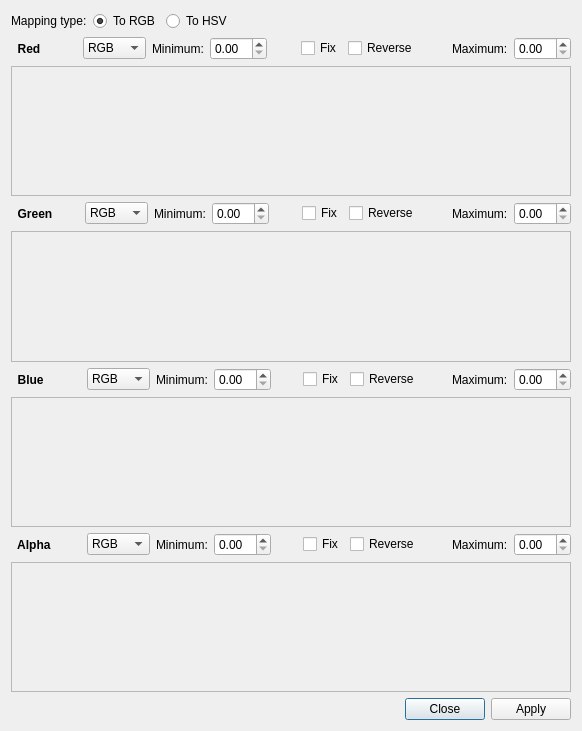
CloudCompare/CloudCompare, file qCC/ui_templates/colorFromScalarDlg.ui: the form before one commit.
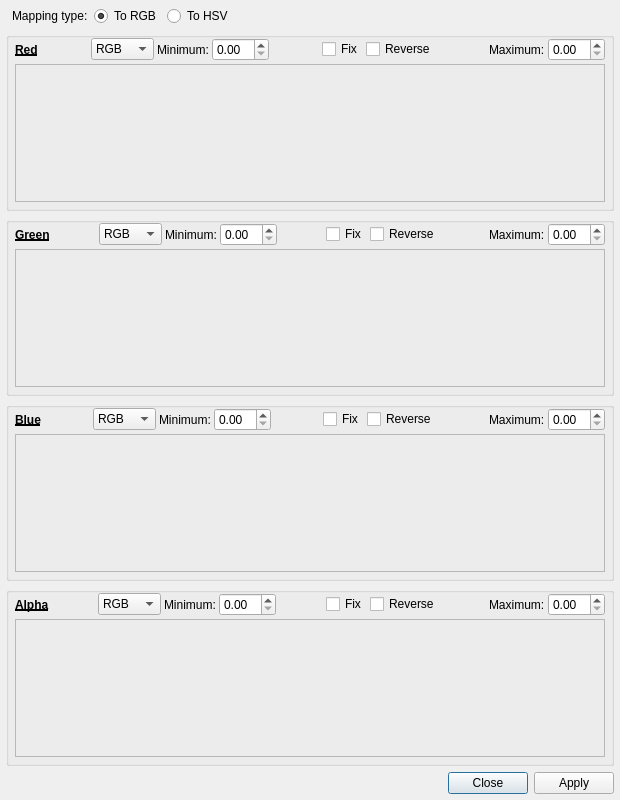
The form after the commit.

Commit message:
Adjust layout of the Color From Scale dialog
- the macOS version wasn't giving much room to the histograms, making it difficult to work with
- maximize the space the histograms take up (removing padding/margins, etc.)
- change default height of dialog to 800 pixels
- also fix a memory leak

```diff
--- a/qCC/ui_templates/colorFromScalarDlg.ui
+++ b/qCC/ui_templates/colorFromScalarDlg.ui
@@ -6,16 +6,34 @@
    <rect>
     <x>0</x>
     <y>0</y>
-    <width>582</width>
-    <height>731</height>
+    <width>620</width>
+    <height>800</height>
    </rect>
   </property>
   <property name="windowTitle">
    <string>Color from Scalar Fields</string>
   </property>
   <layout class="QVBoxLayout" name="verticalLayout">
+   <property name="spacing">
+    <number>6</number>
+   </property>
+   <property name="leftMargin">
+    <number>6</number>
+   </property>
+   <property name="topMargin">
+    <number>6</number>
+   </property>
+   <property name="rightMargin">
+    <number>6</number>
+   </property>
+   <property name="bottomMargin">
+    <number>6</number>
+   </property>
    <item>
     <layout class="QHBoxLayout" name="horizontalLayout">
+     <property name="leftMargin">
+      <number>6</number>
+     </property>
      <item>
       <widget class="QLabel" name="label">
        <property name="text">
@@ -56,6 +74,36 @@
     </layout>
    </item>
    <item>
+    <widget class="QGroupBox" name="mRedGroupBox">
+     <property name="sizePolicy">
+      <sizepolicy hsizetype="Preferred" vsizetype="Expanding">
+       <horstretch>0</horstretch>
+       <verstretch>0</verstretch>
+      </sizepolicy>
+     </property>
+     <property name="font">
+      <font>
+       <weight>50</weight>
+       <bold>false</bold>
+      </font>
+     </property>
+     <layout class="QVBoxLayout" name="verticalLayout_2">
+      <property name="spacing">
+       <number>3</number>
+      </property>
+      <property name="leftMargin">
+       <number>6</number>
+      </property>
+      <property name="topMargin">
+       <number>0</number>
+      </property>
+      <property name="rightMargin">
+       <number>6</number>
+      </property>
+      <property name="bottomMargin">
+       <number>6</number>
+      </property>
+      <item>
     <layout class="QHBoxLayout" name="horizontalLayout_2">
      <item>
       <widget class="QLabel" name="labelR">
@@ -63,24 +111,22 @@
         <font>
          <weight>75</weight>
          <bold>true</bold>
+            <underline>true</underline>
         </font>
        </property>
        <property name="text">
-        <string>  Red  </string>
+           <string>Red</string>
        </property>
       </widget>
      </item>
      <item>
-      <spacer name="horizontalSpacer_2">
+         <spacer name="horizontalSpacer">
        <property name="orientation">
         <enum>Qt::Horizontal</enum>
        </property>
-       <property name="sizeType">
-        <enum>QSizePolicy::Fixed</enum>
-       </property>
        <property name="sizeHint" stdset="0">
         <size>
-         <width>30</width>
+            <width>40</width>
          <height>20</height>
         </size>
        </property>
@@ -177,14 +223,41 @@
    </item>
    <item>
     <widget class="QFrame" name="histoFrameR">
+        <property name="sizePolicy">
+         <sizepolicy hsizetype="Preferred" vsizetype="Expanding">
+          <horstretch>0</horstretch>
+          <verstretch>0</verstretch>
+         </sizepolicy>
+        </property>
      <property name="frameShape">
       <enum>QFrame::StyledPanel</enum>
      </property>
-     <property name="frameShadow">
-      <enum>QFrame::Raised</enum>
-     </property>
-    </widget>
-   </item>
+       </widget>
+      </item>
+     </layout>
+    </widget>
+   </item>
+   <item>
+    <widget class="QGroupBox" name="mGreenGroupBox">
+     <property name="title">
+      <string/>
+     </property>
+     <layout class="QVBoxLayout" name="verticalLayout_3">
+      <property name="spacing">
+       <number>3</number>
+      </property>
+      <property name="leftMargin">
+       <number>6</number>
+      </property>
+      <property name="topMargin">
+       <number>0</number>
+      </property>
+      <property name="rightMargin">
+       <number>6</number>
+      </property>
+      <property name="bottomMargin">
+       <number>6</number>
+      </property>
    <item>
     <layout class="QHBoxLayout" name="horizontalLayout_4">
      <item>
@@ -193,24 +266,22 @@
         <font>
          <weight>75</weight>
          <bold>true</bold>
+            <underline>true</underline>
         </font>
        </property>
        <property name="text">
-        <string>  Green  </string>
+           <string>Green</string>
        </property>
       </widget>
      </item>
      <item>
-      <spacer name="horizontalSpacer">
+         <spacer name="horizontalSpacer_2">
        <property name="orientation">
         <enum>Qt::Horizontal</enum>
        </property>
-       <property name="sizeType">
-        <enum>QSizePolicy::Fixed</enum>
-       </property>
        <property name="sizeHint" stdset="0">
         <size>
-         <width>20</width>
+            <width>40</width>
          <height>20</height>
         </size>
        </property>
@@ -307,6 +378,12 @@
    </item>
    <item>
     <widget class="QFrame" name="histoFrameG">
+        <property name="sizePolicy">
+         <sizepolicy hsizetype="Preferred" vsizetype="Expanding">
+          <horstretch>0</horstretch>
+          <verstretch>0</verstretch>
+         </sizepolicy>
+        </property>
      <property name="frameShape">
       <enum>QFrame::StyledPanel</enum>
      </property>
@@ -315,6 +392,30 @@
      </property>
     </widget>
    </item>
+     </layout>
+    </widget>
+   </item>
+   <item>
+    <widget class="QGroupBox" name="mBlueGroupBox">
+     <property name="title">
+      <string/>
+     </property>
+     <layout class="QVBoxLayout" name="verticalLayout_4">
+      <property name="spacing">
+       <number>3</number>
+      </property>
+      <property name="leftMargin">
+       <number>6</number>
+      </property>
+      <property name="topMargin">
+       <number>0</number>
+      </property>
+      <property name="rightMargin">
+       <number>6</number>
+      </property>
+      <property name="bottomMargin">
+       <number>6</number>
+      </property>
    <item>
     <layout class="QHBoxLayout" name="horizontalLayout_5">
      <item>
@@ -323,10 +424,11 @@
         <font>
          <weight>75</weight>
          <bold>true</bold>
+            <underline>true</underline>
         </font>
        </property>
        <property name="text">
-        <string>  Blue  </string>
+           <string>Blue</string>
        </property>
       </widget>
      </item>
@@ -335,12 +437,9 @@
        <property name="orientation">
         <enum>Qt::Horizontal</enum>
        </property>
-       <property name="sizeType">
-        <enum>QSizePolicy::Fixed</enum>
-       </property>
        <property name="sizeHint" stdset="0">
         <size>
-         <width>30</width>
+            <width>40</width>
          <height>20</height>
         </size>
        </property>
@@ -437,6 +536,12 @@
    </item>
    <item>
     <widget class="QFrame" name="histoFrameB">
+        <property name="sizePolicy">
+         <sizepolicy hsizetype="Preferred" vsizetype="Expanding">
+          <horstretch>0</horstretch>
+          <verstretch>0</verstretch>
+         </sizepolicy>
+        </property>
      <property name="frameShape">
       <enum>QFrame::StyledPanel</enum>
      </property>
@@ -445,6 +550,30 @@
      </property>
     </widget>
    </item>
+     </layout>
+    </widget>
+   </item>
+   <item>
+    <widget class="QGroupBox" name="mAlphaGroupBox">
+     <property name="title">
+      <string/>
+     </property>
+     <layout class="QVBoxLayout" name="verticalLayout_5">
+      <property name="spacing">
+       <number>3</number>
+      </property>
+      <property name="leftMargin">
+       <number>6</number>
+      </property>
+      <property name="topMargin">
+       <number>0</number>
+      </property>
+      <property name="rightMargin">
+       <number>6</number>
+      </property>
+      <property name="bottomMargin">
+       <number>6</number>
+      </property>
    <item>
     <layout class="QHBoxLayout" name="horizontalLayout_7">
      <item>
@@ -453,10 +582,11 @@
         <font>
          <weight>75</weight>
          <bold>true</bold>
+            <underline>true</underline>
         </font>
        </property>
        <property name="text">
-        <string>  Alpha</string>
+           <string>Alpha</string>
        </property>
       </widget>
      </item>
@@ -465,12 +595,9 @@
        <property name="orientation">
         <enum>Qt::Horizontal</enum>
        </property>
-       <property name="sizeType">
-        <enum>QSizePolicy::Fixed</enum>
-       </property>
        <property name="sizeHint" stdset="0">
         <size>
-         <width>30</width>
+            <width>40</width>
          <height>20</height>
         </size>
        </property>
@@ -570,12 +697,21 @@
    </item>
    <item>
     <widget class="QFrame" name="histoFrameA">
+        <property name="sizePolicy">
+         <sizepolicy hsizetype="Preferred" vsizetype="Expanding">
+          <horstretch>0</horstretch>
+          <verstretch>0</verstretch>
+         </sizepolicy>
+        </property>
      <property name="frameShape">
       <enum>QFrame::StyledPanel</enum>
      </property>
      <property name="frameShadow">
       <enum>QFrame::Raised</enum>
      </property>
+       </widget>
+      </item>
+     </layout>
     </widget>
    </item>
    <item>
```
Left out of the diff: 12 changed lines with no effect on the pictures. Lines whose indentation alone changed are shown as unchanged. The commit also changes 1 other file.
